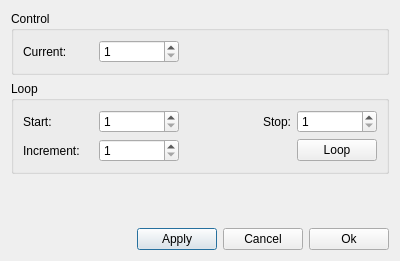
Above: ElmerGUI/vtkpost/timestep.ui from tehnick/elmerfem before the change. Below: the same form after it.
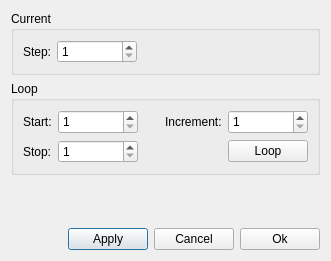
That is the form after the change. Icons and pictures are not drawn.

Commit message: ElmerGUI: Updated time step controls

The edit to the form file:
```diff
--- a/ElmerGUI/vtkpost/timestep.ui
+++ b/ElmerGUI/vtkpost/timestep.ui
@@ -5,7 +5,7 @@
    <rect>
     <x>0</x>
     <y>0</y>
-    <width>400</width>
+    <width>331</width>
     <height>261</height>
    </rect>
   </property>
@@ -19,7 +19,7 @@
    <item>
     <widget class="QGroupBox" name="controlGroup" >
      <property name="title" >
-      <string>Control</string>
+      <string>Current</string>
      </property>
      <layout class="QVBoxLayout" >
       <item>
@@ -28,12 +28,12 @@
          <widget class="QLabel" name="timeStepLabel" >
           <property name="minimumSize" >
            <size>
-            <width>70</width>
+            <width>0</width>
             <height>0</height>
            </size>
           </property>
           <property name="text" >
-           <string>Current:</string>
+           <string>Step:</string>
           </property>
          </widget>
         </item>
@@ -114,40 +114,24 @@
           </property>
          </widget>
         </item>
+        <item row="0" column="2" >
+         <spacer>
+          <property name="orientation" >
+           <enum>Qt::Horizontal</enum>
+          </property>
+          <property name="sizeHint" >
+           <size>
+            <width>31</width>
+            <height>24</height>
+           </size>
+          </property>
+         </spacer>
+        </item>
         <item row="0" column="3" >
-         <widget class="QLabel" name="stopLabel" >
-          <property name="text" >
-           <string>Stop:</string>
-          </property>
-         </widget>
-        </item>
-        <item row="0" column="4" >
-         <widget class="QSpinBox" name="stop" >
-          <property name="minimumSize" >
-           <size>
-            <width>70</width>
-            <height>0</height>
-           </size>
-          </property>
-          <property name="maximumSize" >
-           <size>
-            <width>16777215</width>
-            <height>24</height>
-           </size>
-          </property>
-          <property name="minimum" >
-           <number>1</number>
-          </property>
-          <property name="maximum" >
-           <number>99999</number>
-          </property>
-         </widget>
-        </item>
-        <item row="1" column="0" >
          <widget class="QLabel" name="label" >
           <property name="minimumSize" >
            <size>
-            <width>70</width>
+            <width>0</width>
             <height>0</height>
            </size>
           </property>
@@ -156,7 +140,7 @@
           </property>
          </widget>
         </item>
-        <item row="1" column="1" >
+        <item row="0" column="4" >
          <widget class="QSpinBox" name="increment" >
           <property name="maximumSize" >
            <size>
@@ -172,6 +156,35 @@
           </property>
          </widget>
         </item>
+        <item row="1" column="0" >
+         <widget class="QLabel" name="stopLabel" >
+          <property name="text" >
+           <string>Stop:</string>
+          </property>
+         </widget>
+        </item>
+        <item row="1" column="1" >
+         <widget class="QSpinBox" name="stop" >
+          <property name="minimumSize" >
+           <size>
+            <width>70</width>
+            <height>0</height>
+           </size>
+          </property>
+          <property name="maximumSize" >
+           <size>
+            <width>16777215</width>
+            <height>24</height>
+           </size>
+          </property>
+          <property name="minimum" >
+           <number>1</number>
+          </property>
+          <property name="maximum" >
+           <number>99999</number>
+          </property>
+         </widget>
+        </item>
         <item row="1" column="4" >
          <widget class="QPushButton" name="loopButton" >
           <property name="text" >
@@ -182,19 +195,6 @@
           </property>
          </widget>
         </item>
-        <item row="0" column="2" >
-         <spacer>
-          <property name="orientation" >
-           <enum>Qt::Horizontal</enum>
-          </property>
-          <property name="sizeHint" >
-           <size>
-            <width>40</width>
-            <height>20</height>
-           </size>
-          </property>
-         </spacer>
-        </item>
        </layout>
       </item>
      </layout>
```
The commit also changes 3 other files.
